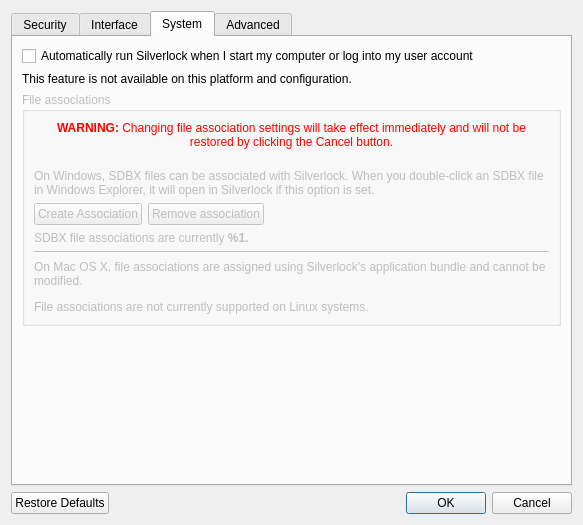
Old version of the form src/app/dialogs/preferencesdialog.ui in the repository petroules/silverlock.
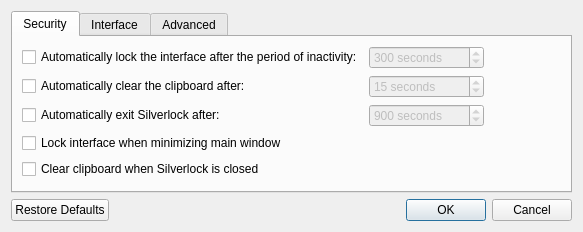
New version of the form. The open tabs and pages were chosen to show the change.

Patch:
```diff
--- a/src/app/dialogs/preferencesdialog.ui
+++ b/src/app/dialogs/preferencesdialog.ui
@@ -5,6 +5,14 @@
   <property name="windowModality">
    <enum>Qt::ApplicationModal</enum>
   </property>
+  <property name="geometry">
+   <rect>
+    <x>0</x>
+    <y>0</y>
+    <width>678</width>
+    <height>274</height>
+   </rect>
+  </property>
   <property name="sizePolicy">
    <sizepolicy hsizetype="Maximum" vsizetype="Maximum">
     <horstretch>0</horstretch>
@@ -15,11 +23,11 @@
    <string>Preferences</string>
   </property>
   <layout class="QVBoxLayout" name="verticalLayout">
+   <property name="sizeConstraint">
+    <enum>QLayout::SetFixedSize</enum>
+   </property>
    <item>
     <layout class="QHBoxLayout" name="horizontalLayout_3">
-     <property name="sizeConstraint">
-      <enum>QLayout::SetMaximumSize</enum>
-     </property>
      <item>
       <widget class="QTabWidget" name="tabWidget">
        <property name="sizePolicy">
@@ -289,149 +297,6 @@
          </item>
         </layout>
        </widget>
-       <widget class="QWidget" name="systemTab">
-        <property name="sizePolicy">
-         <sizepolicy hsizetype="Maximum" vsizetype="Maximum">
-          <horstretch>0</horstretch>
-          <verstretch>0</verstretch>
-         </sizepolicy>
-        </property>
-        <attribute name="title">
-         <string>System</string>
-        </attribute>
-        <layout class="QVBoxLayout" name="verticalLayout_4">
-         <item>
-          <widget class="QCheckBox" name="runAtStartupCheckBox">
-           <property name="whatsThis">
-            <string>Checking this option will cause Silverlock to automatically run whenever the user logs in to their user account on their computer.</string>
-           </property>
-           <property name="text">
-            <string>Automatically run Silverlock when I start my computer or log into my user account</string>
-           </property>
-          </widget>
-         </item>
-         <item>
-          <widget class="QLabel" name="noRunAtStartupLabel">
-           <property name="text">
-            <string>This feature is not available on this platform and configuration.</string>
-           </property>
-           <property name="wordWrap">
-            <bool>true</bool>
-           </property>
-          </widget>
-         </item>
-         <item>
-          <widget class="QGroupBox" name="fileAssociationsGroupBox">
-           <property name="enabled">
-            <bool>false</bool>
-           </property>
-           <property name="title">
-            <string>File associations</string>
-           </property>
-           <layout class="QVBoxLayout" name="verticalLayout_3">
-            <item>
-             <widget class="QLabel" name="securityWarningLabel">
-              <property name="text">
-               <string>&lt;p align=&quot;center&quot; style=&quot;color:#ff0000;&quot;&gt;&lt;b&gt;WARNING:&lt;/b&gt; Changing file association settings will take effect immediately and will not be restored by clicking the Cancel button.&lt;br /&gt;&lt;/p&gt;</string>
-              </property>
-              <property name="wordWrap">
-               <bool>true</bool>
-              </property>
-             </widget>
-            </item>
-            <item>
-             <widget class="QLabel" name="fileAssociationsLabel">
-              <property name="text">
-               <string>On Windows, SDBX files can be associated with Silverlock. When you double-click an SDBX file in Windows Explorer, it will open in Silverlock if this option is set.</string>
-              </property>
-              <property name="wordWrap">
-               <bool>true</bool>
-              </property>
-             </widget>
-            </item>
-            <item>
-             <layout class="QHBoxLayout" name="horizontalLayout">
-              <item>
-               <widget class="QPushButton" name="createAssocPushButton">
-                <property name="whatsThis">
-                 <string>Clicking this button will immediately set SDBX files to be associated with Silverlock in Windows Explorer.</string>
-                </property>
-                <property name="text">
-                 <string>Create Association</string>
-                </property>
-               </widget>
-              </item>
-              <item>
-               <widget class="QPushButton" name="removeAssocPushButton">
-                <property name="whatsThis">
-                 <string>Clicking this button will immediately remove the SDBX file association from Windows Explorer.</string>
-                </property>
-                <property name="text">
-                 <string>Remove association</string>
-                </property>
-               </widget>
-              </item>
-              <item>
-               <spacer name="horizontalSpacer">
-                <property name="orientation">
-                 <enum>Qt::Horizontal</enum>
-                </property>
-                <property name="sizeHint" stdset="0">
-                 <size>
-                  <width>40</width>
-                  <height>20</height>
-                 </size>
-                </property>
-               </spacer>
-              </item>
-             </layout>
-            </item>
-            <item>
-             <widget class="QLabel" name="fileAssociationStatusLabel">
-              <property name="text">
-               <string>SDBX file associations are currently &lt;b&gt;%1&lt;b&gt;.</string>
-              </property>
-              <property name="wordWrap">
-               <bool>true</bool>
-              </property>
-             </widget>
-            </item>
-            <item>
-             <widget class="Line" name="line">
-              <property name="orientation">
-               <enum>Qt::Horizontal</enum>
-              </property>
-             </widget>
-            </item>
-            <item>
-             <widget class="QLabel" name="fileAssociationsMoreLabel">
-              <property name="text">
-               <string>&lt;p&gt;On Mac OS X, file associations are assigned using Silverlock's application bundle and cannot be modified.&lt;/p&gt;
-&lt;p&gt;File associations are not currently supported on Linux systems.&lt;/p&gt;</string>
-              </property>
-              <property name="wordWrap">
-               <bool>true</bool>
-              </property>
-             </widget>
-            </item>
-           </layout>
-          </widget>
-         </item>
-         <item>
-          <spacer name="verticalSpacer_3">
-           <property name="orientation">
-            <enum>Qt::Vertical</enum>
-           </property>
-           <property name="sizeHint" stdset="0">
-            <size>
-             <width>20</width>
-             <height>147</height>
-            </size>
-           </property>
-          </spacer>
-         </item>
-        </layout>
-       </widget>
        <widget class="QWidget" name="advancedTab">
         <property name="sizePolicy">
          <sizepolicy hsizetype="Maximum" vsizetype="Maximum">
```
Left out of the diff: 3 changed lines with no effect on the pictures.
